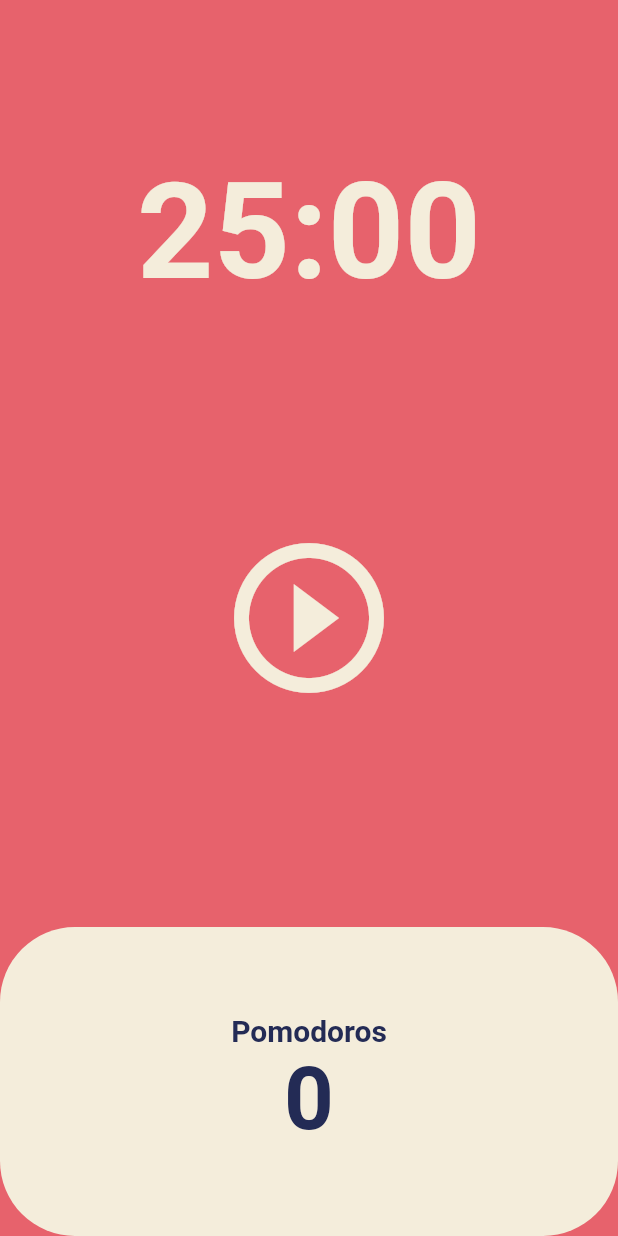
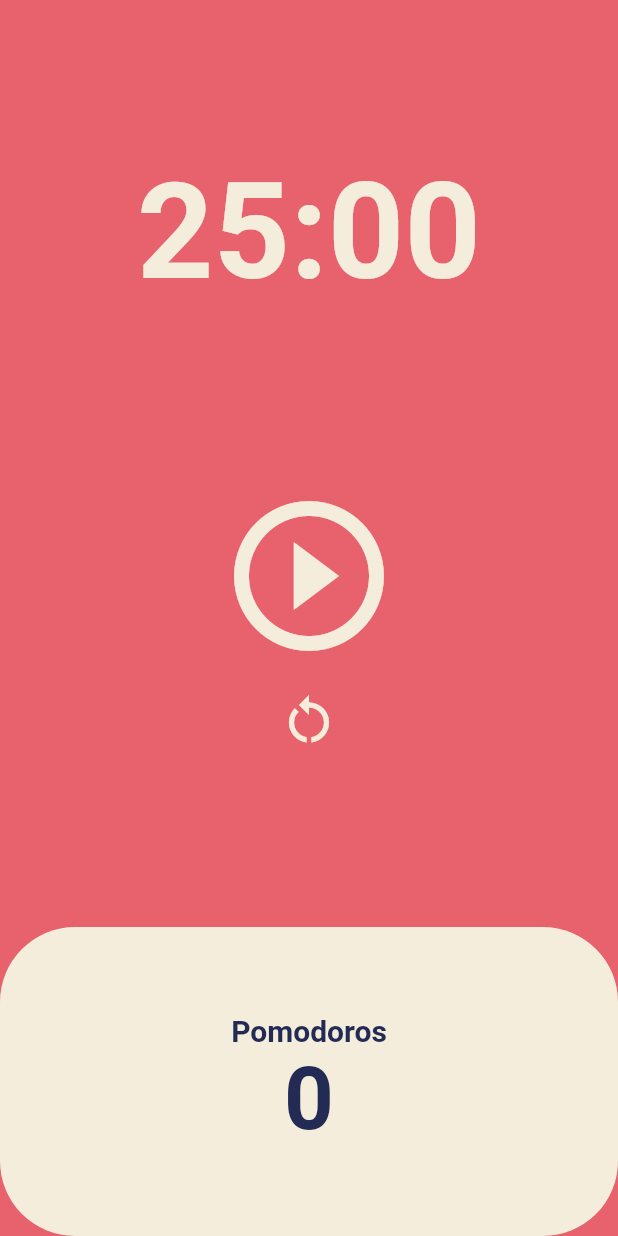
Before and after one commit to bingba2022/pomodoro_app, a Flutter app: the screen it shows after launch, on a phone screen of 412 x 824 dp. Run offline on Flutter 3.47's test engine with Material 2 defaults, Android fonts, the phone set to English and light mode, and no system bars.

Commit message:
Reset button added

```diff
--- a/lib/screens/home_screen.dart
+++ b/lib/screens/home_screen.dart
@@ -48,6 +48,14 @@ class _HomeScreenState extends State<HomeScreen> {
     });
   }
 
+  void onResetPressed() {
+    timer.cancel();
+    setState(() {
+      isRunning = false;
+      totalSeconds = twentyFiveMinutes;
+    });
+  }
+
   String format(int seconds) {
     var duration = Duration(seconds: seconds);
     return duration.toString().split(".").first.substring(2, 7);
@@ -76,13 +84,24 @@ class _HomeScreenState extends State<HomeScreen> {
           Flexible(
             flex: 2,
             child: Center(
-              child: IconButton(
+              child: Column(
+                mainAxisAlignment: MainAxisAlignment.center,
+                children: [
+                  IconButton(
                     iconSize: 120,
                     color: Theme.of(context).cardColor,
                     onPressed: isRunning ? onPausedPressed : onStartPressed,
                     icon: Icon(isRunning
                         ? Icons.pause_circle_outline_outlined
                         : Icons.play_circle_outline),
+                  ),
+                  IconButton(
+                    iconSize: 40,
+                    onPressed: onResetPressed,
+                    icon: const Icon(Icons.restart_alt),
+                    color: Theme.of(context).cardColor,
+                  ),
+                ],
               ),
             ),
           ),
```
Lines whose indentation alone changed are shown as unchanged.
